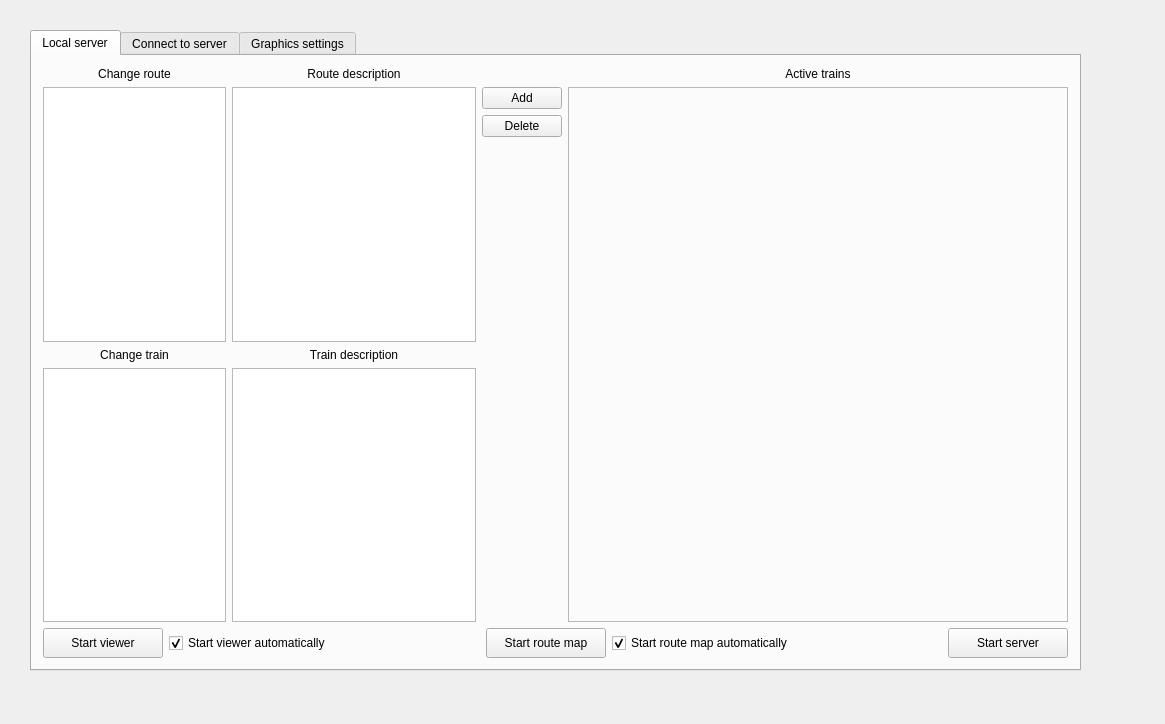
Above: launcher/forms/mainwindow.ui from maisvendoo/RRS before the change. Below: the same form after it.
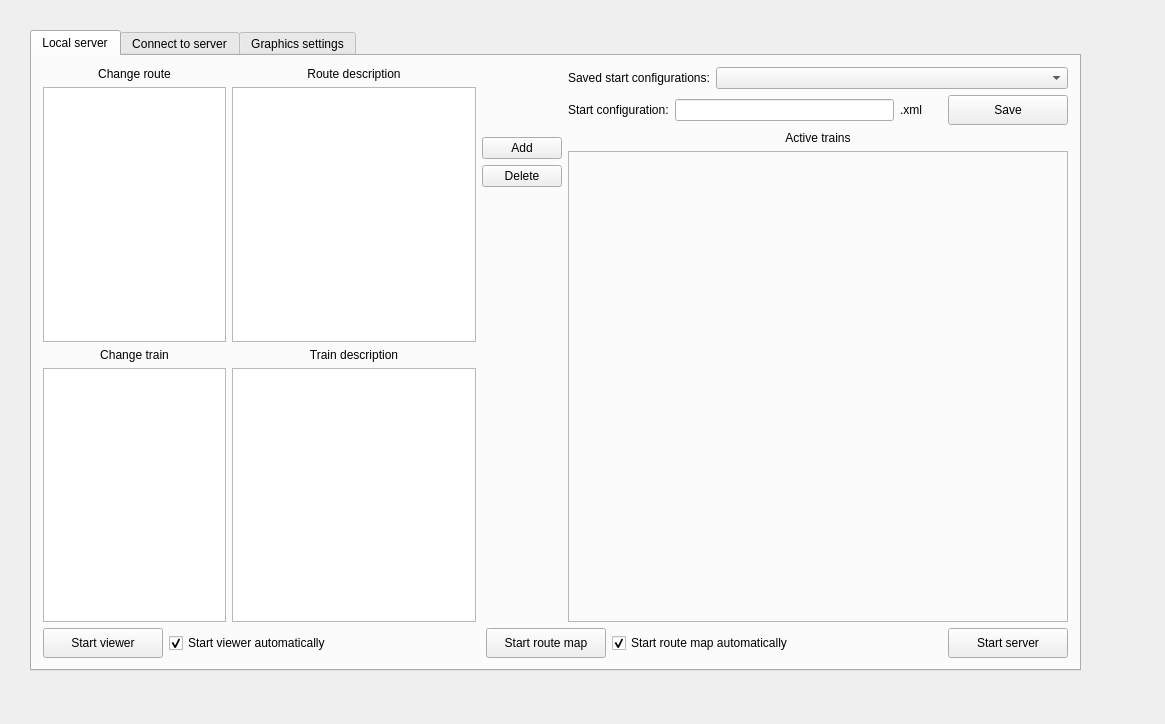
That is the form after the change.

What changed in the file:
```diff
--- a/launcher/forms/mainwindow.ui
+++ b/launcher/forms/mainwindow.ui
@@ -212,11 +212,20 @@
           <item>
            <layout class="QVBoxLayout" name="verticalLayout_8">
             <item>
-             <widget class="QLabel" name="label_15">
-              <property name="text">
-               <string/>
+             <spacer name="verticalSpacer_6">
+              <property name="orientation">
+               <enum>Qt::Vertical</enum>
               </property>
-             </widget>
+              <property name="sizeType">
+               <enum>QSizePolicy::Fixed</enum>
+              </property>
+              <property name="sizeHint" stdset="0">
+               <size>
+                <width>20</width>
+                <height>70</height>
+               </size>
+              </property>
+             </spacer>
             </item>
             <item>
              <widget class="QPushButton" name="pbAddTrain">
@@ -249,6 +258,77 @@
           </item>
           <item>
            <layout class="QVBoxLayout" name="vblActiveTrainsLayout">
+            <item>
+             <layout class="QHBoxLayout" name="horizontalLayout_17">
+              <item>
+               <widget class="QLabel" name="label_22">
+                <property name="text">
+                 <string>Saved start configurations:</string>
+                </property>
+               </widget>
+              </item>
+              <item>
+               <widget class="QComboBox" name="cbStartConfigs">
+                <property name="sizePolicy">
+                 <sizepolicy hsizetype="MinimumExpanding" vsizetype="Fixed">
+                  <horstretch>0</horstretch>
+                  <verstretch>0</verstretch>
+                 </sizepolicy>
+                </property>
+               </widget>
+              </item>
+             </layout>
+            </item>
+            <item>
+             <layout class="QHBoxLayout" name="horizontalLayout_18">
+              <item>
+               <widget class="QLabel" name="label_23">
+                <property name="text">
+                 <string>Start configuration:</string>
+                </property>
+               </widget>
+              </item>
+              <item>
+               <widget class="QLineEdit" name="leStartConfigName"/>
+              </item>
+              <item>
+               <widget class="QLabel" name="label_15">
+                <property name="text">
+                 <string>.xml</string>
+                </property>
+               </widget>
+              </item>
+              <item>
+               <spacer name="horizontalSpacer_5">
+                <property name="orientation">
+                 <enum>Qt::Horizontal</enum>
+                </property>
+                <property name="sizeType">
+                 <enum>QSizePolicy::Fixed</enum>
+                </property>
+                <property name="sizeHint" stdset="0">
+                 <size>
+                  <width>20</width>
+                  <height>20</height>
+                 </size>
+                </property>
+               </spacer>
+              </item>
+              <item>
+               <widget class="QPushButton" name="pbSaveStartConfig">
+                <property name="minimumSize">
+                 <size>
+                  <width>120</width>
+                  <height>30</height>
+                 </size>
+                </property>
+                <property name="text">
+                 <string>Save</string>
+                </property>
+               </widget>
+              </item>
+             </layout>
+            </item>
             <item>
              <widget class="QLabel" name="label_12">
               <property name="minimumSize">
```
